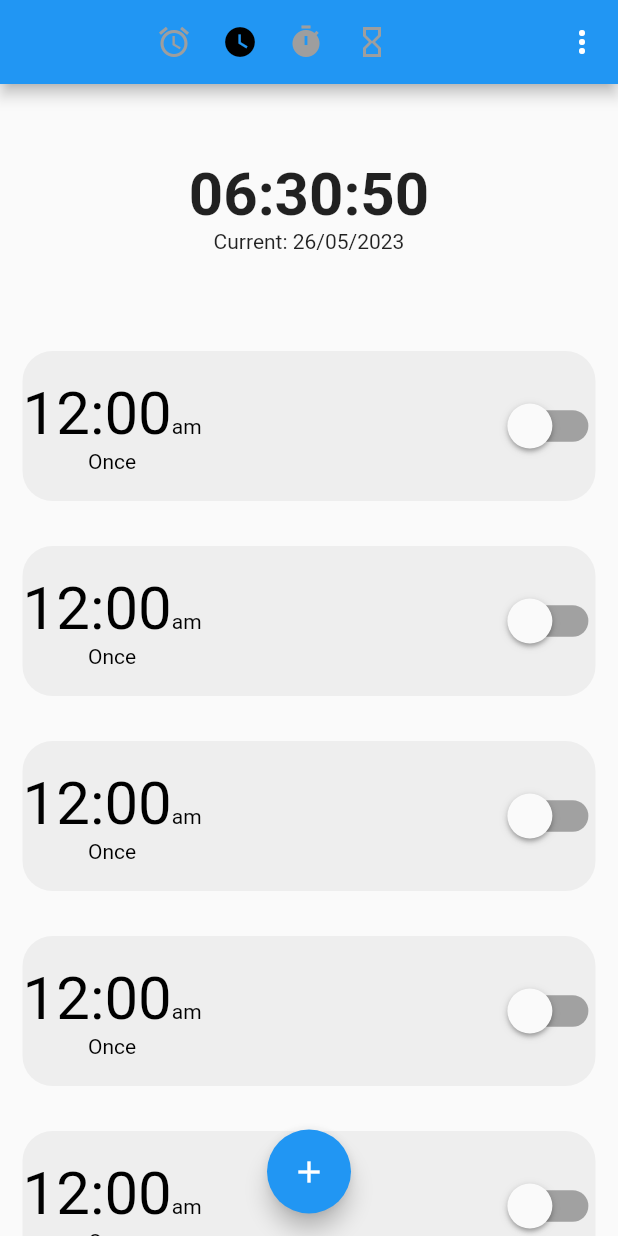
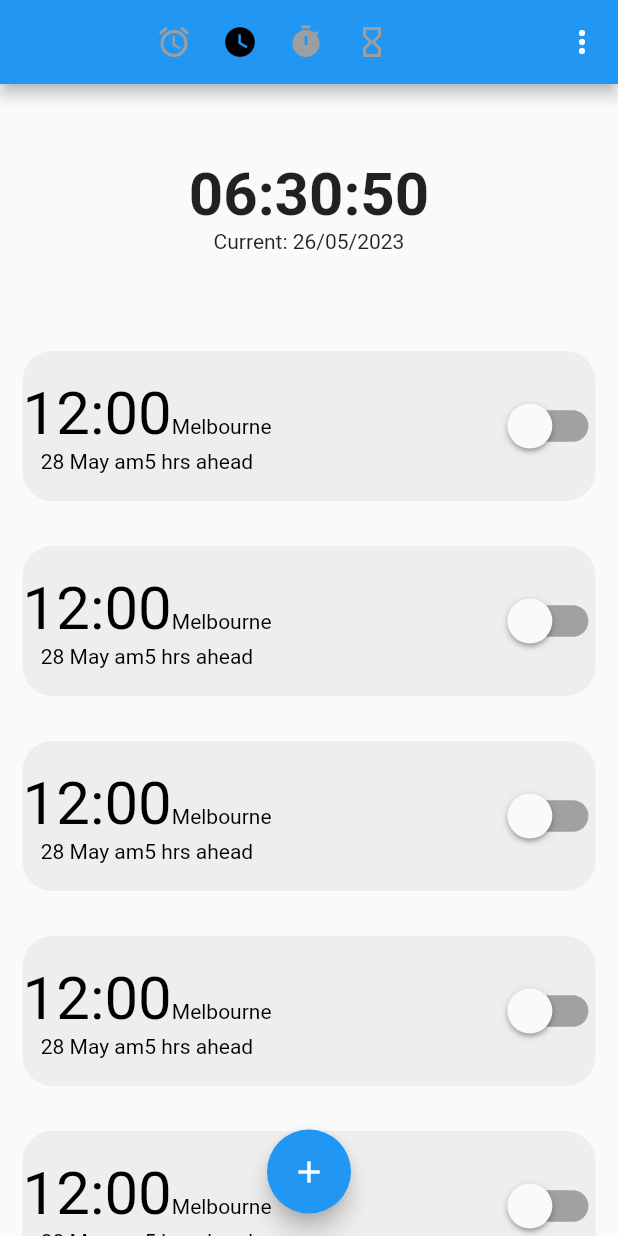
Before and after one commit to 20sw084/Clock, a Flutter app: the screen it shows after launch, after a tap on the "add" icon, after a tap on the "watch later" icon, on a phone screen of 412 x 824 dp. Run offline on Flutter 3.47's test engine with Material 2 defaults, Android fonts, the phone set to English and light mode, and no system bars.

Commit message:
2nd prt UI done

```diff
--- a/lib/static_screen.dart
+++ b/lib/static_screen.dart
@@ -1,5 +1,6 @@
 import 'package:flutter/material.dart';
 import 'package:untitled/widgets/alarm_card.dart';
+import 'package:untitled/widgets/timezone_card.dart';
 
 class AlarmScreen extends StatefulWidget {
   const AlarmScreen({Key key}) : super(key: key);
@@ -11,6 +12,7 @@ class AlarmScreen extends StatefulWidget {
 class _AlarmScreenState extends State<AlarmScreen> {
   int whichActionSelected = 1;
   int alarmItems = 5;
+  int timezoneItems = 5;
   @override
   Widget build(BuildContext context) {
     return SafeArea(
@@ -134,15 +136,19 @@ class _AlarmScreenState extends State<AlarmScreen> {
                           ListView.builder(
                             scrollDirection: Axis.vertical,
                             // shrinkWrap: true,
-                            itemCount: 10,
+                            itemCount: timezoneItems,
                             itemBuilder: (context, index) {
-                              return AlarmCard();
+                              return TimezoneCard();
                             },
                           ),
                           Padding(
                             padding: const EdgeInsets.all(15.0),
                             child: FloatingActionButton(
-                              onPressed: null,
+                              onPressed: (() {
+                                setState(() {
+                                  timezoneItems++;
+                                });
+                              }),
                               child: Icon(Icons.add),
                             ),
                           ),
--- /dev/null
+++ b/lib/widgets/timezone_card.dart
@@ -0,0 +1,90 @@
+import 'package:flutter/material.dart';
+
+class TimezoneCard extends StatefulWidget {
+  const TimezoneCard({Key key}) : super(key: key);
+
+  @override
+  State<TimezoneCard> createState() => _TimezoneState();
+}
+
+class _TimezoneState extends State<TimezoneCard> {
+  bool stateOfLight = false;
+  @override
+  Widget build(BuildContext context) {
+    return Padding(
+      padding: const EdgeInsets.all(15.0),
+      child: Container(
+        decoration: BoxDecoration(
+          borderRadius: BorderRadius.circular(20),
+          color: Colors.grey.shade200,
+        ),
+        height: 100,
+        child: Row(
+          mainAxisAlignment: MainAxisAlignment.spaceBetween,
+          children: [
+            Column(
+              mainAxisAlignment: MainAxisAlignment.center,
+              children: [
+                RichText(
+                  text: TextSpan(
+                    text: "12:00",
+                    style: CustomTextStyle.formalStyle1,
+                    children: const [
+                      TextSpan(
+                        text: "Melbourne",
+                        style: CustomTextStyle.formalStyle2,
+                      ),
+                    ],
+                  ),
+                ),
+                Row(
+                  children: [
+                    Text(
+                      "28 May am",
+                      style: CustomTextStyle.formalStyle2,
+                    ),
+                    // Flexible(
+                    //   child: Divider(),
+                    // ),
+                    Text(
+                      "5 hrs ahead",
+                      style: CustomTextStyle.formalStyle2,
+                    ),
+                  ],
+                ),
+              ],
+            ),
+            Transform.scale(
+              scale: 1.5,
+              child: Switch(
+                value: stateOfLight,
+                onChanged: (bool value) {
+                  setState(
+                        () {
+                      stateOfLight = value;
+                    },
+                  );
+                },
+              ),
+            ),
+          ],
+        ),
+      ),
+    );
+  }
+}
+
+class CustomTextStyle {
+  static const TextStyle formalStyle1 = TextStyle(
+// fontFamily: fontFamily,
+  color: Colors.black,
+    fontSize: 40,
+// fontWeight: FontWeight.bold,
+  );
+  static const TextStyle formalStyle2 = TextStyle(
+// fontFamily: fontFamily,
+    color: Colors.black,
+    fontSize: 14,
+// fontWeight: FontWeight.bold,
+  );
+}
```
